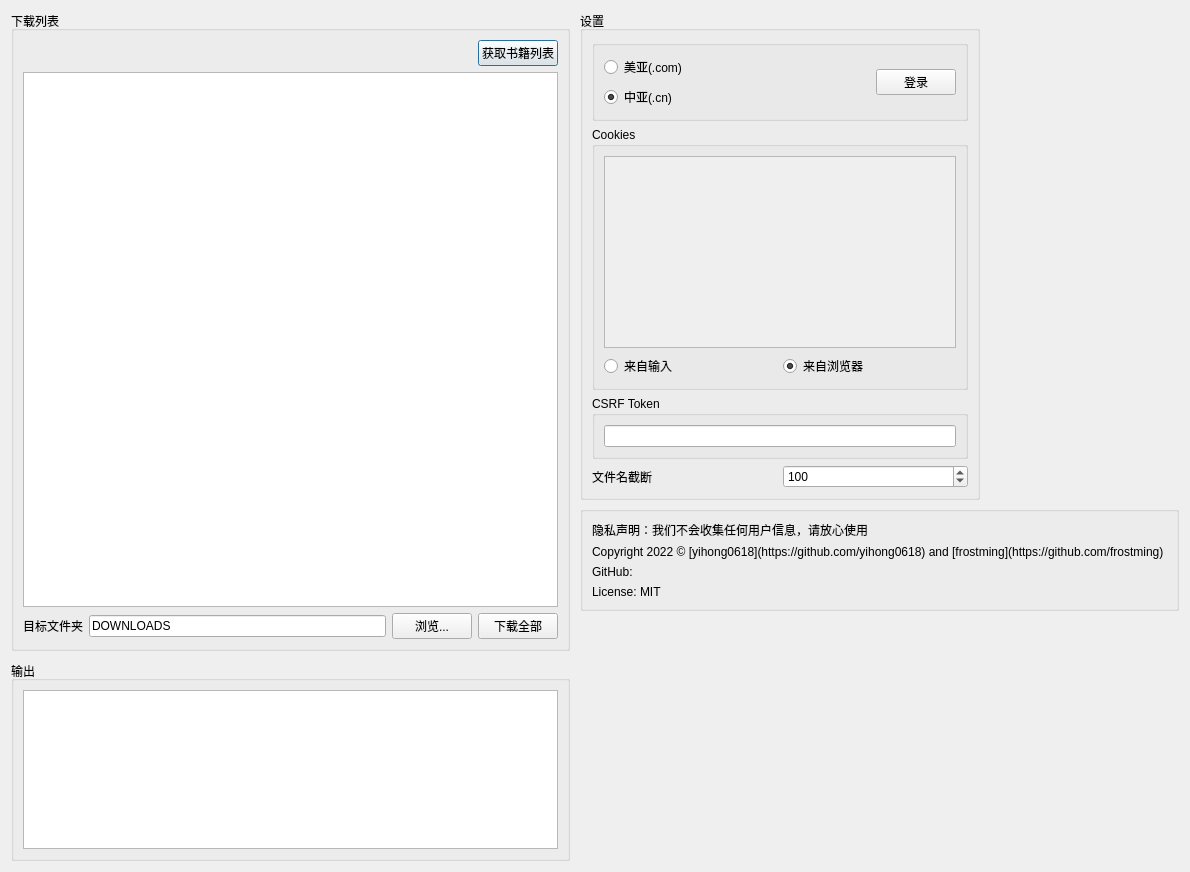
First picture: the form in kindle.ui, repository yihong0618/Kindle_download_helper, before the edit.
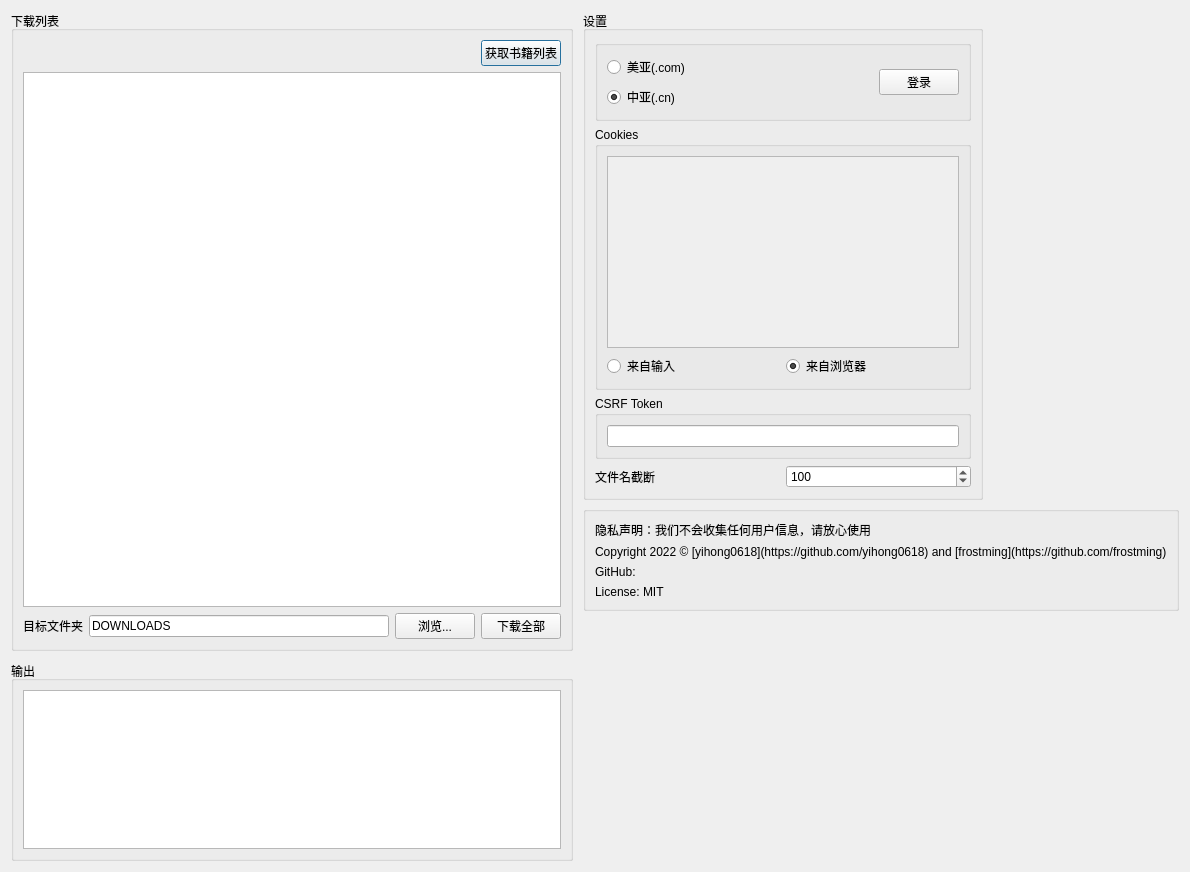
Second picture: the form after the edit. Icons and pictures are not drawn.

```diff
--- a/kindle.ui
+++ b/kindle.ui
@@ -252,7 +252,7 @@
         <item>
          <widget class="QLabel" name="label_3">
           <property name="text">
-           <string>Copyright 2022 © [yihong0618](https://github.com/yihong0618) and [frostming](https://github.com/frostming) <div frost=""></div></string>
+           <string>Copyright 2022 © [yihong0618](https://github.com/yihong0618) and [frostming](https://github.com/frostming)</string>
           </property>
           <property name="textFormat">
            <enum>Qt::MarkdownText</enum>
```
